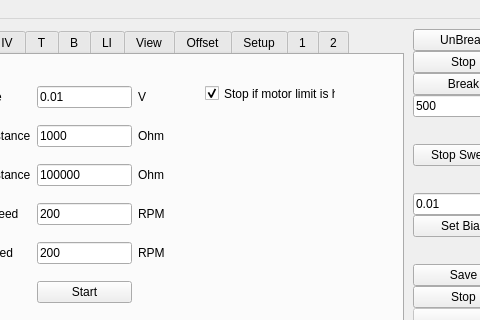
Before: the Qt Designer form gui_andreev.ui in konchris/andreev, drawn with Qt 5; both pictures show x 117 to 597 and y 0 to 320 of the 843 by 820 pixel window.
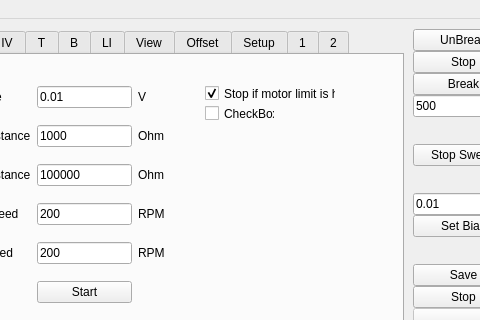
After: the same form once the commit is applied. The open tabs and pages were chosen to show the change. Custom widgets are drawn as their Qt base class.

The edit to the form file:
```diff
--- a/gui_andreev.ui
+++ b/gui_andreev.ui
@@ -351,6 +351,19 @@
           </item>
          </layout>
         </widget>
+        <widget class="QCheckBox" name="checkBox">
+         <property name="geometry">
+          <rect>
+           <x>310</x>
+           <y>50</y>
+           <width>70</width>
+           <height>17</height>
+          </rect>
+         </property>
+         <property name="text">
+          <string>CheckBox</string>
+         </property>
+        </widget>
        </widget>
        <widget class="QWidget" name="tab_6">
         <attribute name="title">
```
Left out of the diff: 23 changed lines with no effect on the pictures.
